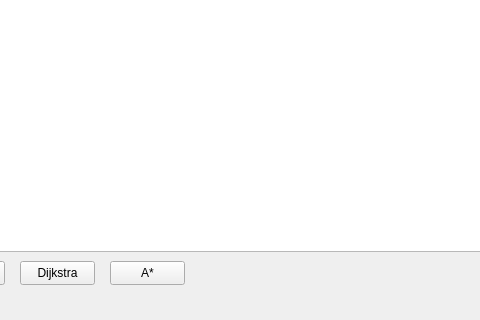
First picture: the form in PathFinder/mainwindow.ui, repository brno4758/Pathfinding, before the edit; both pictures show x 170 to 650 and y 369 to 689 of the 1027 by 689 pixel window.
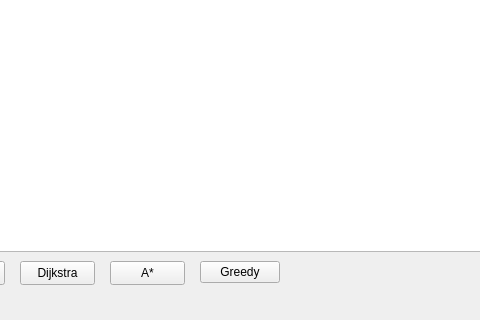
Second picture: the form after the edit.

Commit message: Need to redo AStar, improved greedy

Diff of the .ui file:
```diff
--- a/PathFinder/mainwindow.ui
+++ b/PathFinder/mainwindow.ui
@@ -89,6 +89,19 @@
      <string>A*</string>
     </property>
    </widget>
+   <widget class="QPushButton" name="greedyButton">
+    <property name="geometry">
+     <rect>
+      <x>370</x>
+      <y>630</y>
+      <width>80</width>
+      <height>22</height>
+     </rect>
+    </property>
+    <property name="text">
+     <string>Greedy</string>
+    </property>
+   </widget>
   </widget>
   <widget class="QMenuBar" name="menubar">
    <property name="geometry">
```
Left out of the diff: 2 changed lines with no effect on the pictures. The commit also changes 8 other files.
